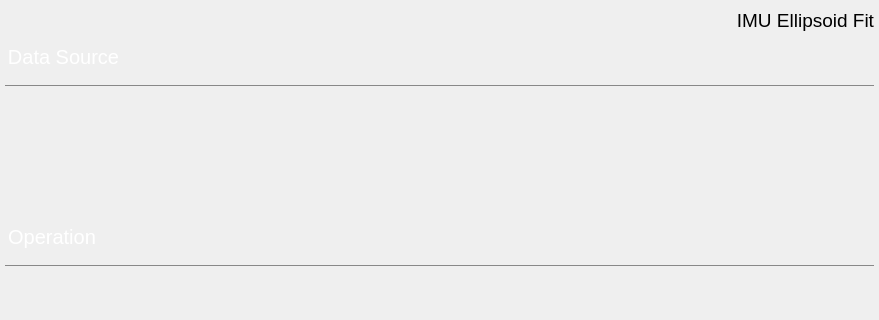
ADrownFish/RoboticUserInterface, file RoboticUserInterface/include/form/IMUEllipsoidFit.ui: the form before one commit; both pictures show x 0 to 879 and y 0 to 320 of the 879 by 769 pixel window.
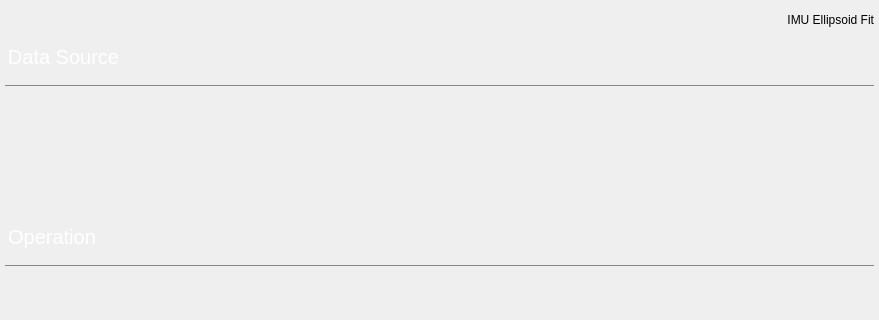
The form after the commit. Custom widgets are drawn as their Qt base class.

```diff
--- a/RoboticUserInterface/include/form/IMUEllipsoidFit.ui
+++ b/RoboticUserInterface/include/form/IMUEllipsoidFit.ui
@@ -64,11 +64,6 @@
        <height>30</height>
       </size>
      </property>
-     <property name="font">
-      <font>
-       <pointsize>14</pointsize>
-      </font>
-     </property>
      <property name="text">
       <string>IMU Ellipsoid Fit</string>
      </property>
```
Left out of the diff: 126 changed lines with no effect on the pictures.
